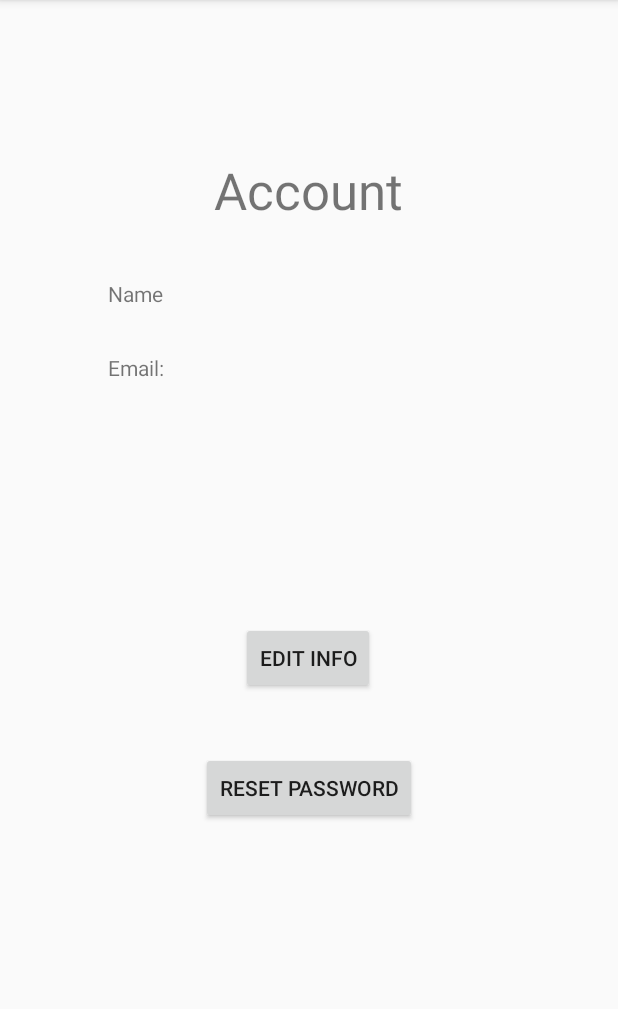
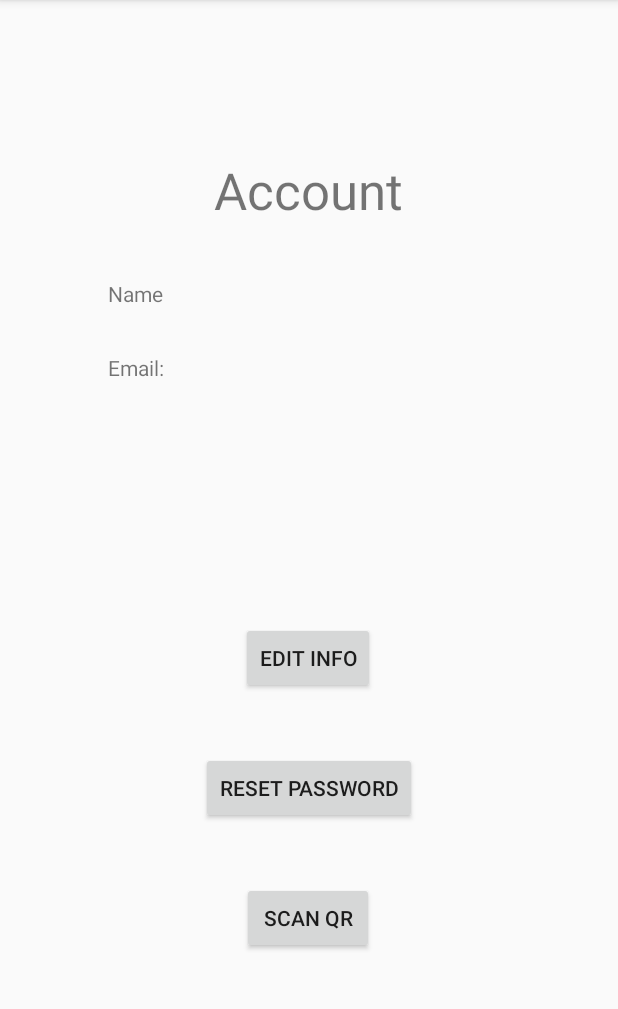
Before and after one commit to SCCapstone/TabDab, an Android app: the AccountInformation screen opened directly, with no data from a screen before it, on a phone screen of 412 x 824 dp, the part 84-1093 px from its top. Run offline under Robolectric (Android 15) with nearby library versions, the phone set to English and light mode, and no system bars; our stand-ins replace Firebase (no records; nobody signed in at launch, a user with empty details on screens opened directly).

Commit message:
Added navigation to and from AccountInformation screen

```diff
--- a/app/src/main/java/com/example/tabdab/AccountInformation.java
+++ b/app/src/main/java/com/example/tabdab/AccountInformation.java
@@ -26,7 +26,7 @@ import java.util.jar.Attributes;
 
 public class AccountInformation extends AppCompatActivity{
     TextView UserName, UserEmail;
-    Button ButChangePass, ButEditInfo;
+    Button ButChangePass, ButEditInfo, ButScan;
     String UID;
     FirebaseAuth fireAuth;
     DatabaseReference database;
@@ -36,6 +36,7 @@ public class AccountInformation extends AppCompatActivity{
         setContentView(R.layout.activity_account_information);
         ButChangePass = findViewById(R.id.chngPassBut);
         ButEditInfo = findViewById(R.id.editInfoBut);
+        ButScan = findViewById(R.id.scanBut);
         fireAuth = FirebaseAuth.getInstance();
         user = fireAuth.getCurrentUser();
         database = FirebaseDatabase.getInstance().getReference("users/");
@@ -78,6 +79,12 @@ public class AccountInformation extends AppCompatActivity{
                     startActivity(editAcctInfo);
                 }
             });
+            ButScan.setOnClickListener(new View.OnClickListener() {
+                @Override
+                public void onClick(View view) {
+                    startActivity(new Intent(getApplicationContext(), ScanOrShow.class));
+                }
+            });
         }
     }
 }
--- a/app/src/main/res/layout/activity_account_information.xml
+++ b/app/src/main/res/layout/activity_account_information.xml
@@ -89,4 +89,15 @@
         app:layout_constraintStart_toStartOf="parent"
         app:layout_constraintTop_toTopOf="parent"
         app:layout_constraintVertical_bias="0.696" />
+
+    <Button
+        android:id="@+id/scanBut"
+        android:layout_width="wrap_content"
+        android:layout_height="wrap_content"
+        android:layout_marginBottom="132dp"
+        android:text="Scan QR"
+        app:layout_constraintBottom_toBottomOf="parent"
+        app:layout_constraintEnd_toEndOf="parent"
+        app:layout_constraintHorizontal_bias="0.498"
+        app:layout_constraintStart_toStartOf="parent" />
 </androidx.constraintlayout.widget.ConstraintLayout>
```
